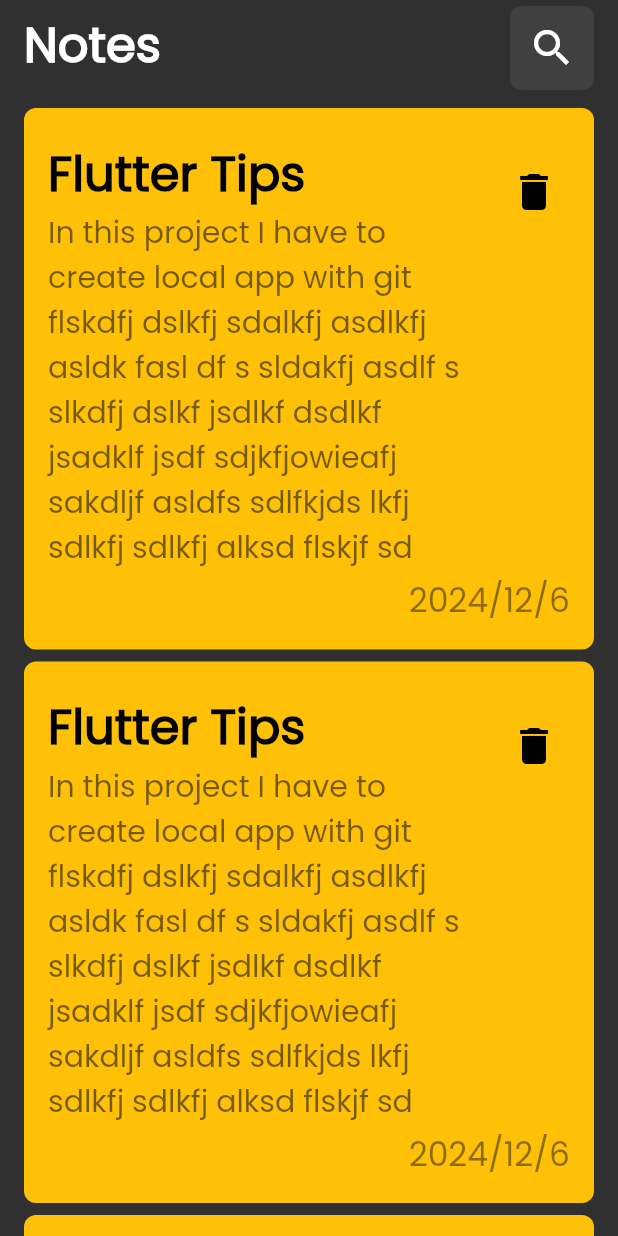
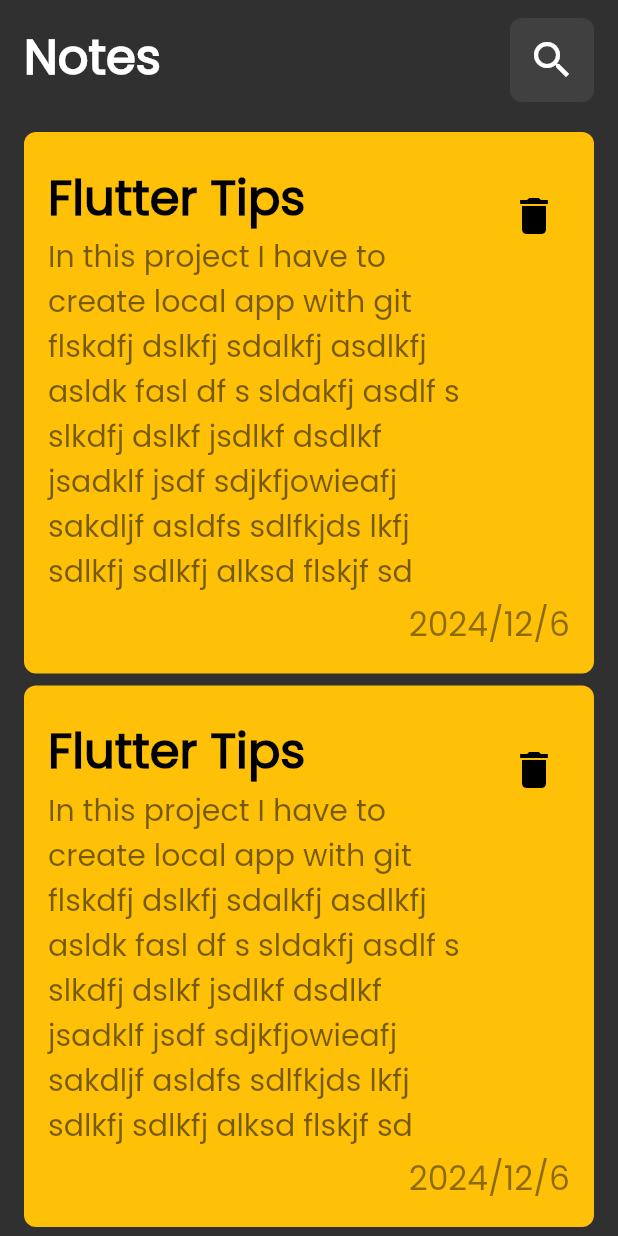
Before and after one commit to osamaahmedalsharabi/new_repo, a Flutter app: the screen it shows after launch, on a phone screen of 412 x 824 dp. Run offline on Flutter 3.47's test engine with Material 3 defaults, Android fonts, the phone set to English and light mode, and no system bars.

Commit message:
added vertical padding for the custom app bar widget

```diff
--- a/lib/views/widgets/custom_app_bar_widget.dart
+++ b/lib/views/widgets/custom_app_bar_widget.dart
@@ -8,7 +8,9 @@
 
   @override
   Widget build(BuildContext context) {
-    return const Row(
+    return const Padding(
+      padding: EdgeInsets.symmetric(vertical: 8.0),
+      child: Row(
         mainAxisAlignment: MainAxisAlignment.spaceBetween,
         children: [
           Text(
@@ -20,6 +22,7 @@
           ),
           CustomIconAppBarWidget(),
         ],
+      ),
     );
   }
 }
```
Lines whose indentation alone changed are shown as unchanged.
